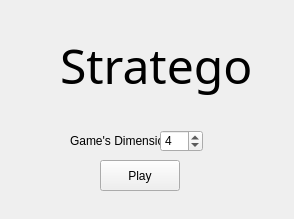
This is mainwindow.ui in Korek302/SI3 as Qt 5 draws it before an edit. The edited form follows.
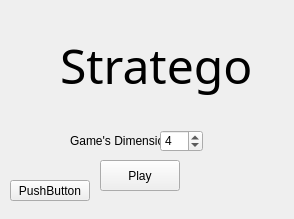
This is the edited form.

The edit to the form file:
```diff
--- a/mainwindow.ui
+++ b/mainwindow.ui
@@ -75,6 +75,19 @@
      <string>Play</string>
     </property>
    </widget>
+   <widget class="QPushButton" name="pushButton_2">
+    <property name="geometry">
+     <rect>
+      <x>10</x>
+      <y>180</y>
+      <width>80</width>
+      <height>21</height>
+     </rect>
+    </property>
+    <property name="text">
+     <string>PushButton</string>
+    </property>
+   </widget>
   </widget>
  </widget>
  <layoutdefault spacing="6" margin="11"/>
```
